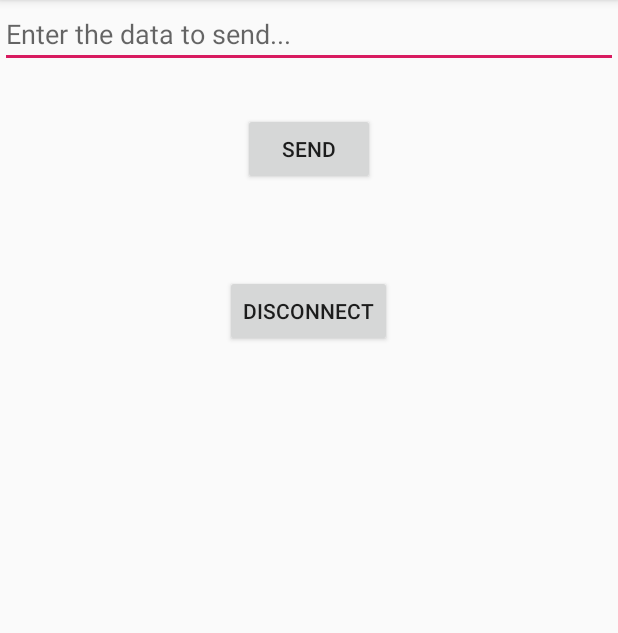
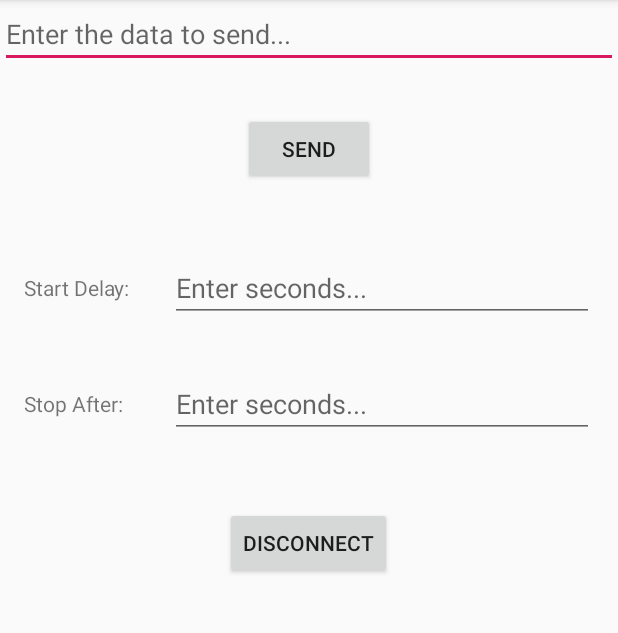
Before and after one commit to Devansh-Maurya/Bulb-Control-By-Arduino-and-Mobile, an Android app: the LEDControlActivity screen opened directly, with no data from a screen before it, on a phone screen of 412 x 824 dp, the part 84-717 px from its top. Run offline under Robolectric (Android 15) with nearby library versions, the phone set to English and light mode, and no system bars; 3 statements that could not run were skipped.

Commit message:
Added startDelay and stopAfter functionality

```diff
--- a/BluetoothBulbControl/app/src/main/java/me/devanshmaurya/bluetoothcontrol/LEDControlActivity.java
+++ b/BluetoothBulbControl/app/src/main/java/me/devanshmaurya/bluetoothcontrol/LEDControlActivity.java
@@ -22,9 +22,8 @@ import java.util.UUID;
 
 public class LEDControlActivity extends AppCompatActivity {
 
-    private Button buttonOn, buttonOff, buttonDisconnect;
-    private SeekBar brightnessBar;
-    private EditText textCommand;
+    private Button buttonOn, buttonDisconnect;
+    private EditText textCommand, startDelayET, stopAfterET;
     private String address;
     private ProgressDialog progress;
     private BluetoothAdapter bluetoothAdapter;
@@ -43,7 +42,8 @@ public class LEDControlActivity extends AppCompatActivity {
         textCommand = findViewById(R.id.command_edit_text);
         buttonOn = findViewById(R.id.button_on);
         buttonDisconnect = findViewById(R.id.button_disconnect);
-        brightnessBar = findViewById(R.id.brightness_bar);
+        startDelayET = findViewById(R.id.start_delay);
+        stopAfterET = findViewById(R.id.stop_after);
 
         new ConnectBluetooth().execute();
 
@@ -52,10 +52,18 @@ public class LEDControlActivity extends AppCompatActivity {
             public void onClick(View view) {
                 if (bluetoothSocket != null) {
                     try {
-                        byte[] commandBytes = textCommand.getText().toString().getBytes();
+                        String command = textCommand.getText().toString();
+                        byte[] commandBytes = command.getBytes();
+                        String startDelay = startDelayET.getText().toString();
+                        String stopAfter = stopAfterET.getText().toString();
+
+                        if (!startDelay.equals("") && !stopAfter.equals("")) {
+                            command = "b" + startDelay + "000" + "e" + stopAfter + "000" + command;
+                            commandBytes = command.getBytes();
+                        }
+
                         bluetoothSocket.getOutputStream().write(commandBytes);
-                        Toast.makeText(getApplicationContext(), "Sent: " + textCommand.getText().toString(),
-                                Toast.LENGTH_SHORT).show();
+                        showToast("Sent: " + command);
                     } catch (IOException e) {
                         showToast("Error!!!");
                     }
--- a/BluetoothBulbControl/app/src/main/res/layout/activity_ledcontrol.xml
+++ b/BluetoothBulbControl/app/src/main/res/layout/activity_ledcontrol.xml
@@ -19,6 +19,52 @@
         android:layout_margin="30dp"
         android:id="@+id/button_on"/>
 
+    <LinearLayout
+        android:layout_width="match_parent"
+        android:layout_height="wrap_content"
+        android:orientation="horizontal"
+        android:padding="16dp">
+        <TextView
+            android:layout_width="0dp"
+            android:layout_height="wrap_content"
+            android:text="Start Delay: "
+            android:layout_weight="2"
+            android:layout_gravity="center_vertical"/>
+
+        <EditText
+            android:layout_width="wrap_content"
+            android:layout_height="wrap_content"
+            android:hint="Enter seconds..."
+            android:layout_gravity="right"
+            android:inputType="phone"
+            android:layout_weight="3"
+            android:id="@+id/start_delay"/>
+
+    </LinearLayout>
+
+    <LinearLayout
+        android:layout_width="match_parent"
+        android:layout_height="wrap_content"
+        android:orientation="horizontal"
+        android:padding="16dp">
+        <TextView
+            android:layout_width="0dp"
+            android:layout_height="wrap_content"
+            android:text="Stop After: "
+            android:layout_weight="2"
+            android:layout_gravity="center_vertical"/>
+
+        <EditText
+            android:layout_width="wrap_content"
+            android:layout_height="wrap_content"
+            android:hint="Enter seconds..."
+            android:layout_gravity="right"
+            android:inputType="phone"
+            android:layout_weight="3"
+            android:id="@+id/stop_after"/>
+
+    </LinearLayout>
+
     <Button
         android:layout_width="wrap_content"
         android:layout_height="wrap_content"
```
